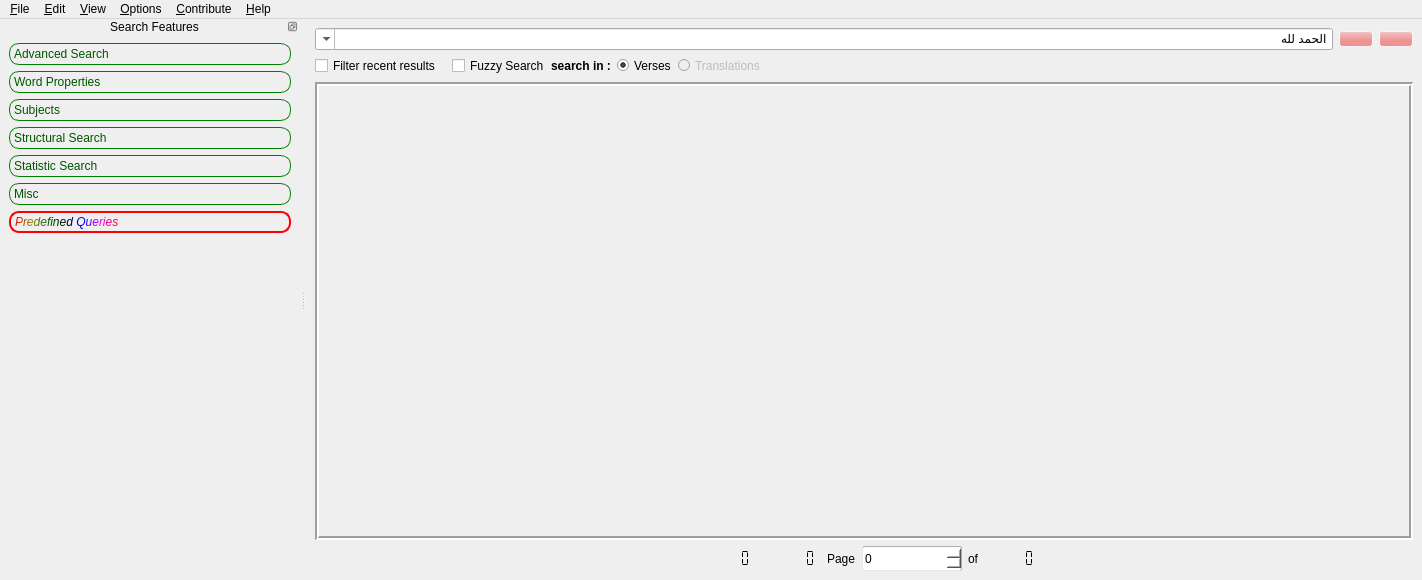
Qt form src/alfanous-desktop/UI/mainform.ui (Alfanous-team/alfanous) before a commit.
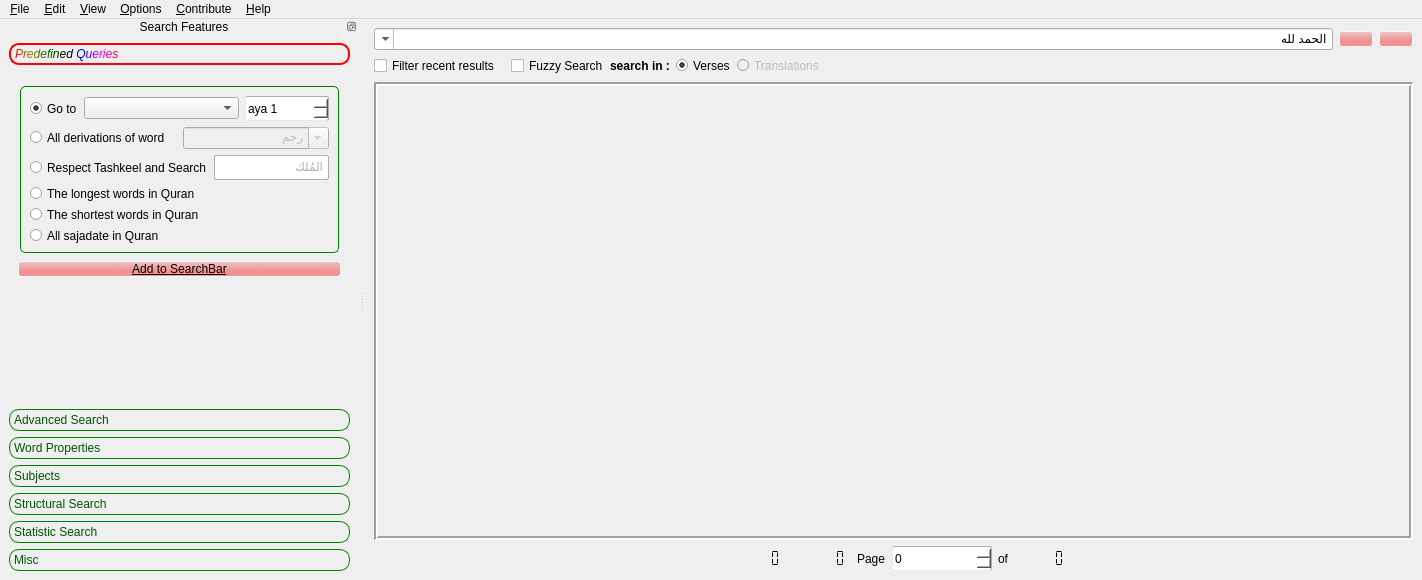
The same form after that commit. The open tabs and pages were chosen to show the change. Icons and pictures are not drawn.

Commit message: [Gui] implement  Predefined Queries panel

Patch:
```diff
--- a/src/alfanous-desktop/UI/mainform.ui
+++ b/src/alfanous-desktop/UI/mainform.ui
@@ -1151,6 +1151,189 @@
        <property name="currentIndex">
         <number>0</number>
        </property>
+       <widget class="QWidget" name="p_predefined">
+        <property name="geometry">
+         <rect>
+          <x>0</x>
+          <y>0</y>
+          <width>276</width>
+          <height>331</height>
+         </rect>
+        </property>
+        <attribute name="label">
+         <string>Predefined Queries</string>
+        </attribute>
+        <layout class="QVBoxLayout" name="verticalLayout_5">
+         <item>
+          <widget class="QGroupBox" name="groupBox">
+           <property name="title">
+            <string/>
+           </property>
+           <layout class="QVBoxLayout" name="verticalLayout">
+            <item>
+             <layout class="QHBoxLayout" name="horizontalLayout_8">
+              <item>
+               <widget class="QRadioButton" name="o_predefined_goto">
+                <property name="text">
+                 <string>Go to</string>
+                </property>
+                <property name="checked">
+                 <bool>true</bool>
+                </property>
+               </widget>
+              </item>
+              <item>
+               <widget class="QComboBox" name="o_predefined_sura">
+                <property name="sizePolicy">
+                 <sizepolicy hsizetype="Expanding" vsizetype="Fixed">
+                  <horstretch>0</horstretch>
+                  <verstretch>0</verstretch>
+                 </sizepolicy>
+                </property>
+               </widget>
+              </item>
+              <item>
+               <widget class="QSpinBox" name="o_predefined_aya">
+                <property name="prefix">
+                 <string>aya </string>
+                </property>
+                <property name="minimum">
+                 <number>1</number>
+                </property>
+                <property name="maximum">
+                 <number>286</number>
+                </property>
+               </widget>
+              </item>
+             </layout>
+            </item>
+            <item>
+             <layout class="QHBoxLayout" name="horizontalLayout_29">
+              <item>
+               <widget class="QRadioButton" name="o_predefined_all_deriv">
+                <property name="text">
+                 <string>All derivations of word</string>
+                </property>
+               </widget>
+              </item>
+              <item>
+               <widget class="QComboBox" name="o_predefined_root">
+                <property name="enabled">
+                 <bool>false</bool>
+                </property>
+                <property name="editable">
+                 <bool>true</bool>
+                </property>
+                <item>
+                 <property name="text">
+                  <string>رحم</string>
+                 </property>
+                </item>
+               </widget>
+              </item>
+             </layout>
+            </item>
+            <item>
+             <layout class="QHBoxLayout" name="horizontalLayout_36">
+              <item>
+               <widget class="QRadioButton" name="o_predefined_respect_tashkeel">
+                <property name="text">
+                 <string>Respect Tashkeel and Search</string>
+                </property>
+               </widget>
+              </item>
+              <item>
+               <widget class="QLineEdit" name="o_predefined_vocalized_word">
+                <property name="enabled">
+                 <bool>false</bool>
+                </property>
+                <property name="text">
+                 <string>المُلك</string>
+                </property>
+               </widget>
+              </item>
+             </layout>
+            </item>
+            <item>
+             <layout class="QHBoxLayout" name="horizontalLayout_33">
+              <item>
+               <widget class="QRadioButton" name="o_predefined_longest_words">
+                <property name="enabled">
+                 <bool>true</bool>
+                </property>
+                <property name="text">
+                 <string>The longest words in Quran</string>
+                </property>
+               </widget>
+              </item>
+             </layout>
+            </item>
+            <item>
+             <layout class="QHBoxLayout" name="horizontalLayout_5">
+              <item>
+               <widget class="QRadioButton" name="o_predefined_shortest_words">
+                <property name="text">
+                 <string>The shortest words in Quran</string>
+                </property>
+               </widget>
+              </item>
+             </layout>
+            </item>
+            <item>
+             <layout class="QHBoxLayout" name="horizontalLayout_34">
+              <item>
+               <widget class="QRadioButton" name="o_predefined_all_sajadate">
+                <property name="text">
+                 <string>All sajadate in Quran</string>
+                </property>
+               </widget>
+              </item>
+             </layout>
+            </item>
+           </layout>
+          </widget>
+         </item>
+         <item>
+          <widget class="QPushButton" name="o_add2query_predefined">
+           <property name="font">
+            <font>
+             <weight>50</weight>
+             <bold>false</bold>
+             <underline>true</underline>
+             <strikeout>false</strikeout>
+             <kerning>false</kerning>
+            </font>
+           </property>
+           <property name="cursor">
+            <cursorShape>PointingHandCursor</cursorShape>
+           </property>
+           <property name="toolTip">
+            <string/>
+           </property>
+           <property name="text">
+            <string>Add to SearchBar</string>
+           </property>
+           <property name="icon">
+            <iconset resource="../images/main.qrc">
+             <normaloff>:/resources/up-16.png</normaloff>:/resources/up-16.png</iconset>
+           </property>
+          </widget>
+         </item>
+         <item>
+          <spacer name="verticalSpacer">
+           <property name="orientation">
+            <enum>Qt::Vertical</enum>
+           </property>
+           <property name="sizeHint" stdset="0">
+            <size>
+             <width>20</width>
+             <height>40</height>
+            </size>
+           </property>
+          </spacer>
+         </item>
+        </layout>
+       </widget>
        <widget class="QWidget" name="page_2">
         <property name="geometry">
          <rect>
@@ -2584,20 +2767,6 @@
          </item>
         </layout>
        </widget>
-       <widget class="QWidget" name="p_predefined">
-        <property name="geometry">
-         <rect>
-          <x>0</x>
-          <y>0</y>
-          <width>276</width>
-          <height>331</height>
-         </rect>
-        </property>
-        <attribute name="label">
-         <string>Predefined Queries</string>
-        </attribute>
-        <layout class="QHBoxLayout" name="horizontalLayout_3"/>
-       </widget>
       </widget>
      </item>
     </layout>
```
Left out of the diff: 136 changed lines with no effect on the pictures. The commit also changes 2 other files.
